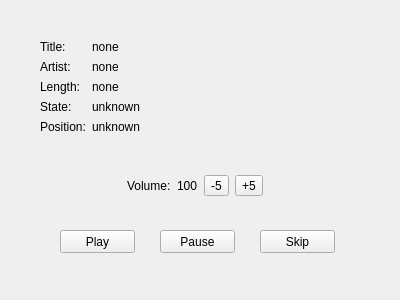
Qt form gui-remote/mainwidget.ui (hyperquantum/PMP) before a commit.
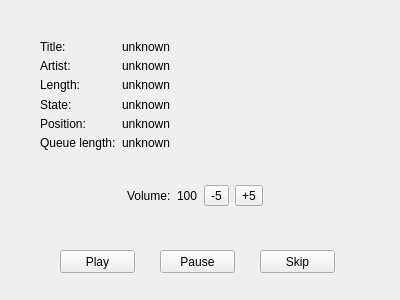
The same form after that commit.

Commit message: Binary protocol mode now sends a state update at a track change, a playstate change or a track position change. The GUI remote now displays the current queue length. There currently seems to be a bug in the transmission of the current track position; number seems to overflow when becoming bigger than 16 bits.

Diff of the .ui file:
```diff
--- a/gui-remote/mainwidget.ui
+++ b/gui-remote/mainwidget.ui
@@ -17,7 +17,7 @@
    <property name="geometry">
     <rect>
      <x>60</x>
-     <y>230</y>
+     <y>250</y>
      <width>75</width>
      <height>23</height>
     </rect>
@@ -30,7 +30,7 @@
    <property name="geometry">
     <rect>
      <x>160</x>
-     <y>230</y>
+     <y>250</y>
      <width>75</width>
      <height>23</height>
     </rect>
@@ -43,7 +43,7 @@
    <property name="geometry">
     <rect>
      <x>260</x>
-     <y>230</y>
+     <y>250</y>
      <width>75</width>
      <height>23</height>
     </rect>
@@ -58,7 +58,7 @@
      <x>40</x>
      <y>40</y>
      <width>311</width>
-     <height>101</height>
+     <height>110</height>
     </rect>
    </property>
    <layout class="QFormLayout" name="formLayout">
@@ -72,7 +72,7 @@
     <item row="0" column="1">
      <widget class="QLabel" name="titleValueLabel">
       <property name="text">
-       <string>none</string>
+       <string>unknown</string>
       </property>
      </widget>
     </item>
@@ -86,7 +86,7 @@
     <item row="1" column="1">
      <widget class="QLabel" name="artistValueLabel">
       <property name="text">
-       <string>none</string>
+       <string>unknown</string>
       </property>
      </widget>
     </item>
@@ -100,7 +100,7 @@
     <item row="2" column="1">
      <widget class="QLabel" name="lengthValueLabel">
       <property name="text">
-       <string>none</string>
+       <string>unknown</string>
       </property>
      </widget>
     </item>
@@ -132,13 +132,27 @@
       </property>
      </widget>
     </item>
+    <item row="5" column="0">
+     <widget class="QLabel" name="queueLengthLabel">
+      <property name="text">
+       <string>Queue length:</string>
+      </property>
+     </widget>
+    </item>
+    <item row="5" column="1">
+     <widget class="QLabel" name="queueLengthValueLabel">
+      <property name="text">
+       <string>unknown</string>
+      </property>
+     </widget>
+    </item>
    </layout>
   </widget>
   <widget class="QWidget" name="horizontalLayoutWidget">
    <property name="geometry">
     <rect>
      <x>39</x>
-     <y>170</y>
+     <y>180</y>
      <width>311</width>
      <height>31</height>
     </rect>
```
The commit also changes 6 other files.
